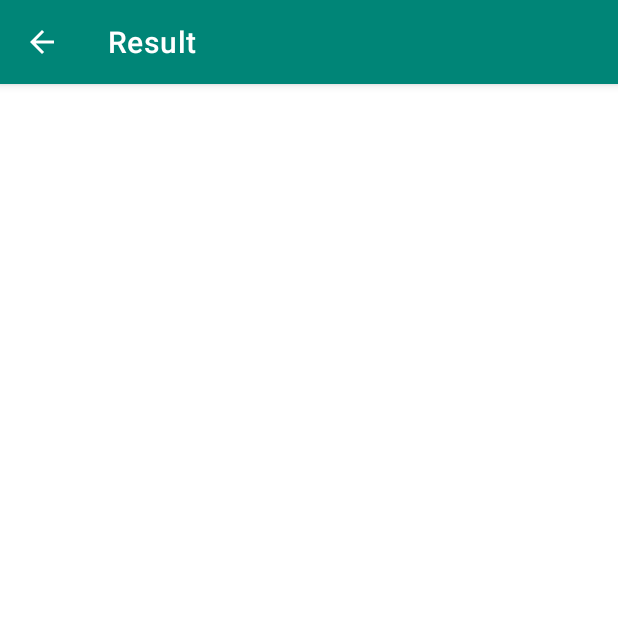
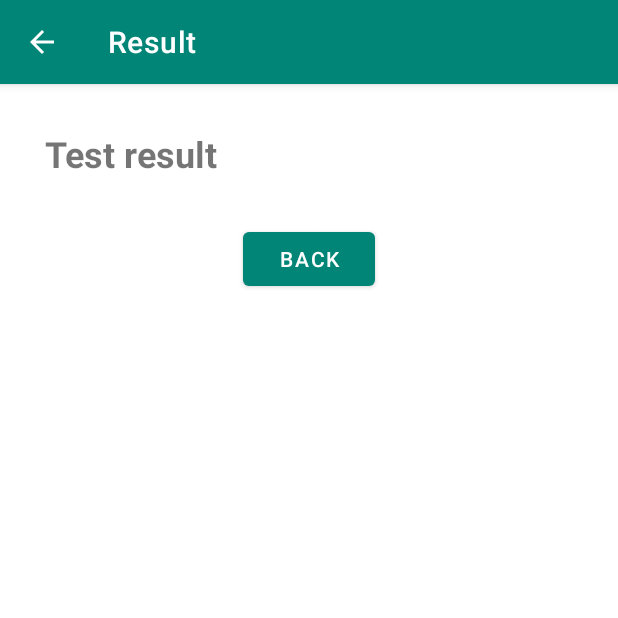
Before and after one commit to ece1778-2020/WhichFace, an Android app: the ResultActivity screen opened directly, with no data from a screen before it, on a phone screen of 412 x 824 dp, the top half of it. Run offline under Robolectric (Android 15) with nearby library versions, the phone set to English and light mode, and no system bars; our stand-ins replace Firebase (no records; nobody signed in at launch, a user with empty details on screens opened directly); 2 statements that could not run were skipped.

Commit message:
move the button back

```diff
--- a/app/src/main/java/com/example/spiral2/CustomAdapter.java
+++ b/app/src/main/java/com/example/spiral2/CustomAdapter.java
@@ -44,6 +44,7 @@ public class CustomAdapter extends RecyclerView.Adapter <CustomAdapter.MyViewHol
     @Override
     public void onBindViewHolder(final MyViewHolder holder, final int position) {
         // set the data in items
+        Log.d("rface", String.valueOf(rface.size()));
         holder.rimage.setImageBitmap(rface.get(position));
         holder.mimage.setImageBitmap(mface.get(position));
         if(result.get(position).equals("yes")){
--- a/app/src/main/java/com/example/spiral2/ResultActivity.java
+++ b/app/src/main/java/com/example/spiral2/ResultActivity.java
@@ -13,7 +13,9 @@ import android.widget.ImageView;
 import android.widget.ProgressBar;
 import android.widget.TextView;
 import android.graphics.Bitmap;
+
 import com.google.firebase.firestore.Query.Direction;
+
 import androidx.annotation.NonNull;
 import androidx.appcompat.app.AppCompatActivity;
 
@@ -49,7 +51,7 @@ public class ResultActivity extends AppCompatActivity {
     private String path;
     private String text;
     private int number;
-    private int i,j;
+    private int i, j;
     private static final String TAG = "finalre";
     private Bitmap graph;
 
@@ -67,8 +69,8 @@ public class ResultActivity extends AppCompatActivity {
 
         super.onCreate(savedInstanceState);
         setContentView(R.layout.activity_result);
-        i=0;
-        j=0;
+        i = 0;
+        j = 0;
         path = null;
         mAuth = FirebaseAuth.getInstance();
         mfirestore = FirebaseFirestore.getInstance();
@@ -78,16 +80,24 @@ public class ResultActivity extends AppCompatActivity {
         gridLayoutManager = new GridLayoutManager(getApplicationContext(), 1);
         recyclerView.setLayoutManager(gridLayoutManager);
         Intent intent = getIntent();
-        uidlist=intent.getStringArrayListExtra("uidlist");
-        labellist=intent.getStringArrayListExtra("labellist");
-        resultlist=intent.getStringArrayListExtra("resultlist");
-        number=intent.getIntExtra("number",0);
+        uidlist = intent.getStringArrayListExtra("uidlist");
+        labellist = intent.getStringArrayListExtra("labellist");
+        resultlist = intent.getStringArrayListExtra("resultlist");
+        number = intent.getIntExtra("number", 0);
+        back = findViewById(R.id.back);
+        back.setOnClickListener(new View.OnClickListener() {
+            @Override
+            public void onClick(View view) {
+                Intent myIntent = new Intent(getBaseContext(), MainActivity.class);
+                startActivity(myIntent);
+                finish();
+            }
+        });
         display1();
 
         display2();
 
     }
-
 
 
     @Override
@@ -107,7 +117,7 @@ public class ResultActivity extends AppCompatActivity {
     }
 
     private void display1() {
-        path="raw_images/"+uidlist.get(rface.size())+".jpg";
+        path = "raw_images/" + uidlist.get(rface.size()) + ".jpg";
         Log.d(TAG, path);
         StorageReference photoRef = sReference.child(path);
         final long ONE_MEGABYTE = 1024 * 1024;
@@ -117,13 +127,12 @@ public class ResultActivity extends AppCompatActivity {
                                                                      // Data for "images/island.jpg" is returns, use this as needed
                                                                      graph = BitmapFactory.decodeByteArray(bytes, 0, bytes.length);
                                                                      rface.add(graph);
-                                                                     Log.d(TAG, "zheli:"+Integer.toString(i)+"--"+Integer.toString(number));
-                                                                     i=i+1;
-                                                                     if(i == uidlist.size()){
+                                                                     Log.d(TAG, "zheli:" + Integer.toString(i) + "--" + Integer.toString(number));
+                                                                     i = i + 1;
+                                                                     if (i == uidlist.size()) {
 
 
-                                                                     }
-                                                                     else{
+                                                                     } else {
                                                                          display1();
                                                                      }
 
@@ -141,7 +150,7 @@ public class ResultActivity extends AppCompatActivity {
     }
 
     private void display2() {
-        path="face/"+uidlist.get(mface.size())+".jpg";
+        path = "face/" + uidlist.get(mface.size()) + ".jpg";
 
 
         StorageReference photoRef = sReference.child(path);
@@ -152,15 +161,14 @@ public class ResultActivity extends AppCompatActivity {
                                                                      // Data for "images/island.jpg" is returns, use this as needed
                                                                      graph = BitmapFactory.decodeByteArray(bytes, 0, bytes.length);
                                                                      mface.add(graph);
-                                                                     Log.d(TAG, "zheli:"+Integer.toString(j)+"--"+Integer.toString(number));
-                                                                     j=j+1;
-                                                                     if(j == uidlist.size()){
+                                                                     Log.d(TAG, "zheli:" + Integer.toString(j) + "--" + Integer.toString(number));
+                                                                     j = j + 1;
+                                                                     if (j == uidlist.size()) {
                                                                          Log.d(TAG, Integer.toString(rface.size()));
                                                                          Log.d(TAG, Integer.toString(mface.size()));
-                                                                         CustomAdapter customAdapter = new CustomAdapter(ResultActivity.this, mface, rface,resultlist,labellist);
+                                                                         CustomAdapter customAdapter = new CustomAdapter(ResultActivity.this, mface, rface, resultlist, labellist);
                                                                          recyclerView.setAdapter(customAdapter);
-                                                                     }
-                                                                     else{
+                                                                     } else {
                                                                          display2();
                                                                      }
 
--- a/app/src/main/res/layout/activity_result.xml
+++ b/app/src/main/res/layout/activity_result.xml
@@ -8,7 +8,6 @@
     android:padding="0dp"
     tools:context=".ResultActivity">
     <TextView
-        android:visibility="gone"
         android:layout_marginLeft="30dp"
         android:layout_marginTop="30dp"
         android:layout_width="wrap_content"
@@ -19,7 +18,7 @@
         android:layout_marginBottom="30dp"
         />
     <Button
-        android:visibility="gone"
+
         android:id="@+id/back"
         android:layout_width="wrap_content"
         android:layout_height="wrap_content"
```
